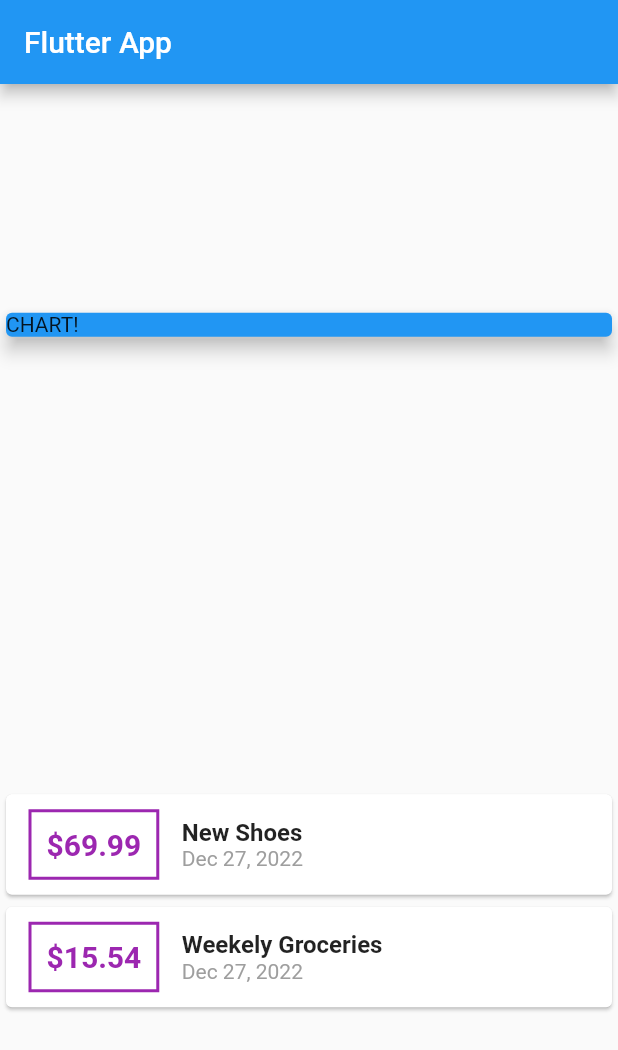
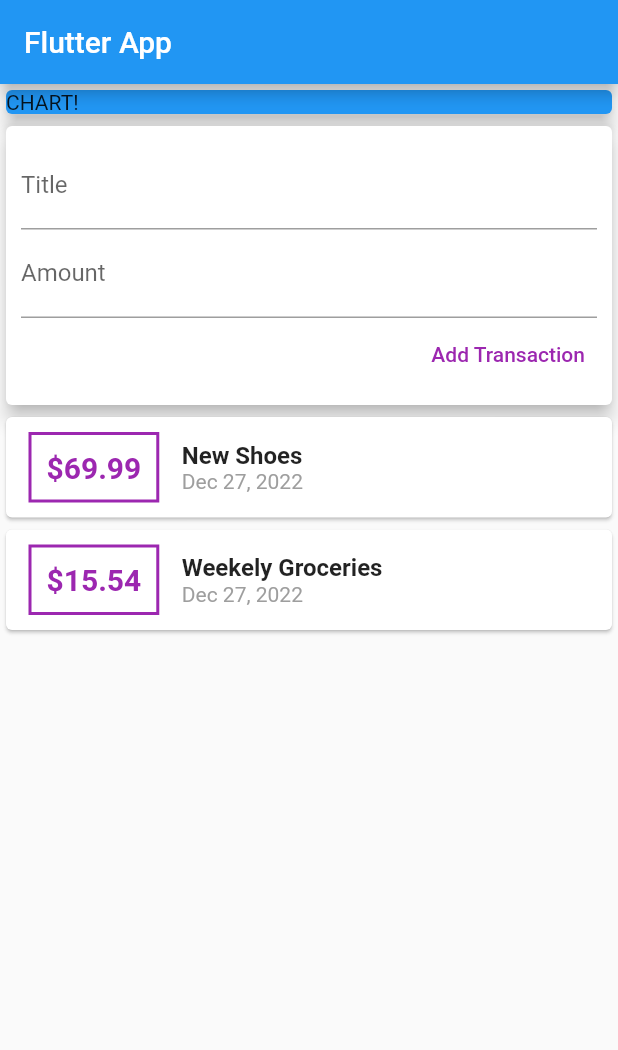
Before and after one commit to AdityaTrivedi14/Flutter-Expense-App, a Flutter app: the screen it shows after launch, on a phone screen of 412 x 824 dp. Shown: the top 1050 px of the screen. Run offline on Flutter 3.47's test engine with Material 2 defaults, Android fonts, the phone set to English and light mode, and no system bars.

Commit message:
Add Transaction Functionality

```diff
--- a/lib/main.dart
+++ b/lib/main.dart
@@ -1,7 +1,5 @@
 import 'package:flutter/material.dart';
-import 'package:intl/intl.dart';
-
-import './transaction.dart';
+import './widgets/user_transactions.dart';
 
 void main() => runApp(MyApp());
 
@@ -16,20 +14,11 @@ class MyApp extends StatelessWidget {
 }
 
 class MyHomePage extends StatelessWidget {
-  final List<Transaction> transactions = [
-    Transaction(
-      id: 'T1',
-      title: 'New Shoes',
-      amount: 69.99,
-      date: DateTime.now(),
-    ),
-    Transaction(
-      id: 'T2',
-      title: 'Weekely Groceries',
-      amount: 15.54,
-      date: DateTime.now(),
-    )
-  ];
+  // String titleInput;
+  // String amountInput;
+
+  // final titleController = TextEditingController();
+  // final amountController = TextEditingController();
 
   @override
   Widget build(BuildContext context) {
@@ -37,63 +26,22 @@ class MyHomePage extends StatelessWidget {
       appBar: AppBar(
         title: Text('Flutter App'),
       ),
-      body: Column(
-          mainAxisAlignment: MainAxisAlignment.spaceAround,
+      body: SingleChildScrollView(
+        child: Column(
+            // mainAxisAlignment: MainAxisAlignment.start,
             crossAxisAlignment: CrossAxisAlignment.stretch,
             children: <Widget>[
               Card(
                 color: Colors.blue,
                 elevation: 5,
-              child: Container(width: double.infinity, child: Text('CHART!')),
-            ),
-            Column(
-              children: transactions.map((tx) {
-                return Card(
-                  child: Row(children: <Widget>[
-                    Container(
-                      margin: EdgeInsets.symmetric(
-                        vertical: 10,
-                        horizontal: 15,
-                      ),
-                      decoration: BoxDecoration(
-                        border: Border.all(
-                          color: Colors.purple,
-                          width: 2,
+                child: Container(
+                  width: double.infinity,
+                  child: Text('CHART!'),
                 ),
               ),
-                      padding: EdgeInsets.all(10),
-                      child: Text(
-                        '\$${tx.amount}',
-                        style: TextStyle(
-                          fontWeight: FontWeight.bold,
-                          fontSize: 20,
-                          color: Colors.purple,
+              UserTransactions()
+            ]),
       ),
-                      ),
-                    ),
-                    Column(
-                      crossAxisAlignment: CrossAxisAlignment.start,
-                      children: <Widget>[
-                        Text(
-                          tx.title,
-                          style: TextStyle(
-                            fontWeight: FontWeight.bold,
-                            fontSize: 16,
-                          ),
-                        ),
-                        Text(
-                          DateFormat.yMMMd().format(tx.date),
-                          style: TextStyle(
-                            color: Colors.grey,
-                          ),
-                        ),
-                      ],
-                    ),
-                  ]),
-                );
-              }).toList(),
-            ),
-          ]),
     );
   }
 }
--- /dev/null
+++ b/lib/widgets/new_transaction.dart
@@ -0,0 +1,53 @@
+import 'package:flutter/material.dart';
+
+class NewTransaction extends StatelessWidget {
+  // const NewTransaction({Key key}) : super(key: key);
+  final Function addTx;
+  final titleController = TextEditingController();
+  final amountController = TextEditingController();
+
+  NewTransaction(this.addTx);
+
+  @override
+  Widget build(BuildContext context) {
+    return Card(
+      elevation: 5,
+      child: Container(
+        padding: EdgeInsets.all(10),
+        child: Column(
+          crossAxisAlignment: CrossAxisAlignment.end,
+          children: <Widget>[
+            TextField(
+              decoration: InputDecoration(labelText: 'Title'),
+              controller: titleController,
+              // onChanged: (val) {
+              //   titleInput = val;
+              // },
+            ),
+            TextField(
+              decoration: InputDecoration(labelText: 'Amount'),
+              controller: amountController,
+              // onChanged: (val) {
+              //   amountInput = val;
+              // },
+            ),
+            TextButton(
+              child: Text(
+                'Add Transaction',
+                style: TextStyle(color: Colors.purple),
+              ),
+              onPressed: () {
+                // print(titleInput);
+                // print(amountInput);
+                addTx(
+                  titleController.text,
+                  double.parse(amountController.text),
+                );
+              },
+            ),
+          ],
+        ),
+      ),
+    );
+  }
+}
--- /dev/null
+++ b/lib/widgets/transaction_list.dart
@@ -0,0 +1,60 @@
+import 'package:flutter/material.dart';
+import '../models/transaction.dart';
+import 'package:intl/intl.dart';
+
+class TransactionList extends StatelessWidget {
+  final List<Transaction> transactions;
+
+  TransactionList(this.transactions);
+
+  @override
+  Widget build(BuildContext context) {
+    return Column(
+      children: transactions.map((tx) {
+        return Card(
+          child: Row(children: <Widget>[
+            Container(
+              margin: EdgeInsets.symmetric(
+                vertical: 10,
+                horizontal: 15,
+              ),
+              decoration: BoxDecoration(
+                border: Border.all(
+                  color: Colors.purple,
+                  width: 2,
+                ),
+              ),
+              padding: EdgeInsets.all(10),
+              child: Text(
+                '\$${tx.amount}',
+                style: TextStyle(
+                  fontWeight: FontWeight.bold,
+                  fontSize: 20,
+                  color: Colors.purple,
+                ),
+              ),
+            ),
+            Column(
+              crossAxisAlignment: CrossAxisAlignment.start,
+              children: <Widget>[
+                Text(
+                  tx.title,
+                  style: TextStyle(
+                    fontWeight: FontWeight.bold,
+                    fontSize: 16,
+                  ),
+                ),
+                Text(
+                  DateFormat.yMMMd().format(tx.date),
+                  style: TextStyle(
+                    color: Colors.grey,
+                  ),
+                ),
+              ],
+            ),
+          ]),
+        );
+      }).toList(),
+    );
+  }
+}
--- /dev/null
+++ b/lib/widgets/user_transactions.dart
@@ -0,0 +1,52 @@
+import 'package:flutter/material.dart';
+
+import './new_transaction.dart';
+import './transaction_list.dart';
+import '../models/transaction.dart';
+
+class UserTransactions extends StatefulWidget {
+  // const UserTransactions({Key key}) : super(key: key);
+
+  @override
+  State<UserTransactions> createState() => _UserTransactionsState();
+}
+
+class _UserTransactionsState extends State<UserTransactions> {
+  final List<Transaction> _userTransactions = [
+    Transaction(
+      id: 'T1',
+      title: 'New Shoes',
+      amount: 69.99,
+      date: DateTime.now(),
+    ),
+    Transaction(
+      id: 'T2',
+      title: 'Weekely Groceries',
+      amount: 15.54,
+      date: DateTime.now(),
+    )
+  ];
+
+  void _addNewTransaction(String txTitle, double txAmount) {
+    final newTx = Transaction(
+      id: DateTime.now().toString(),
+      title: txTitle,
+      amount: txAmount,
+      date: DateTime.now(),
+    );
+
+    setState(() {
+      _userTransactions.add(newTx);
+    });
+  }
+
+  @override
+  Widget build(BuildContext context) {
+    return Column(
+      children: <Widget>[
+        NewTransaction(_addNewTransaction),
+        TransactionList(_userTransactions),
+      ],
+    );
+  }
+}
```
Also changed, not shown: lib/models/transaction.dart (renamed from lib/transaction.dart). Lines whose indentation alone changed are shown as unchanged.
